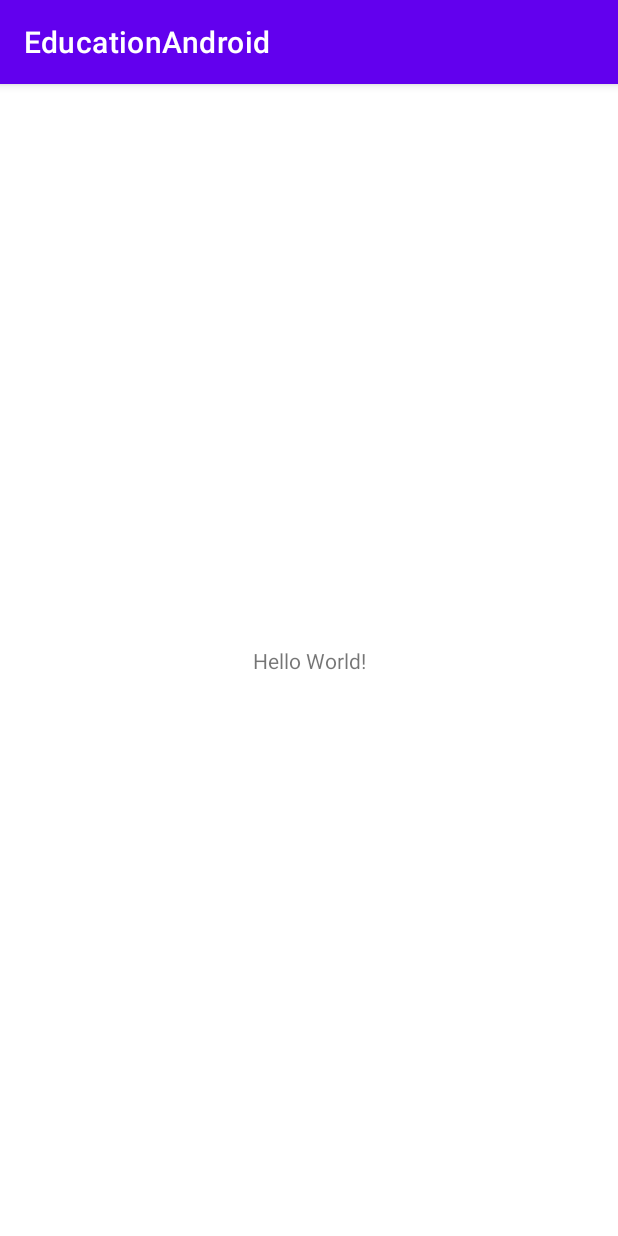
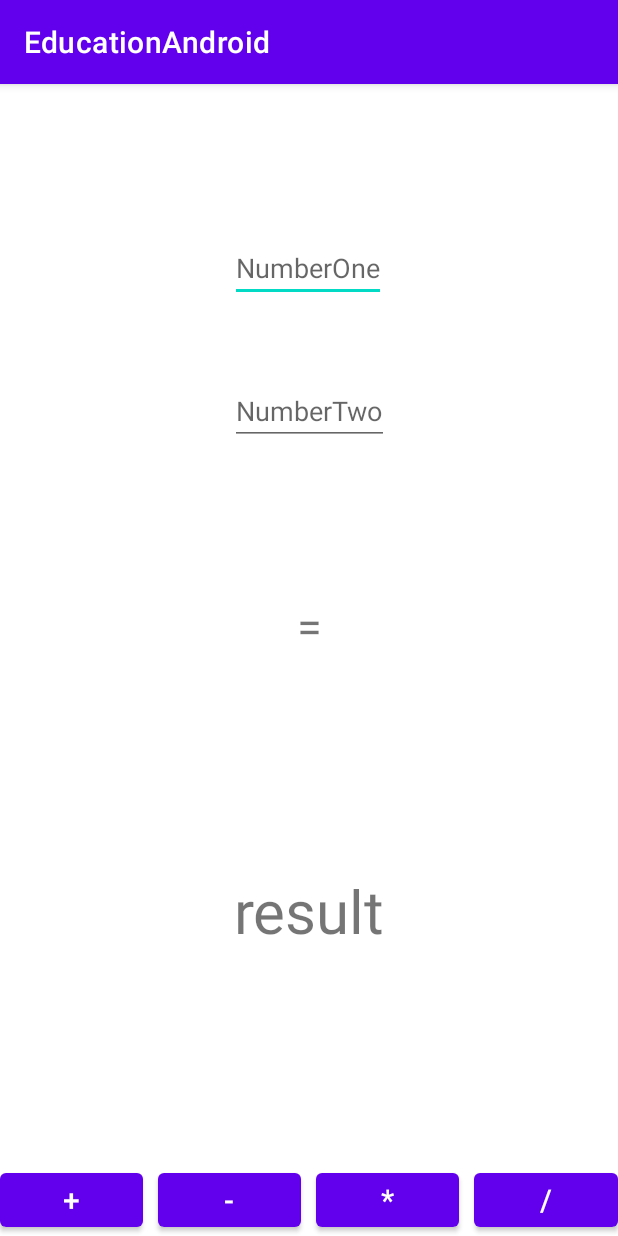
Before and after one commit to MriyaAndroid/EducationAndroid, an Android app: the screen it shows after launch (MainActivity), on a phone screen of 412 x 824 dp. Run offline under Robolectric (Android 15) with nearby library versions, the phone set to English and light mode, and no system bars.

Commit message:
commit anyWay

```diff
--- a/app/src/main/java/ru/education/android/MainActivity.kt
+++ b/app/src/main/java/ru/education/android/MainActivity.kt
@@ -2,10 +2,79 @@ package ru.education.android
 
 import androidx.appcompat.app.AppCompatActivity
 import android.os.Bundle
+import android.widget.Button
+import android.widget.EditText
+import android.widget.TextView
 
 class MainActivity : AppCompatActivity() {
+
+    lateinit var minus: Button
+    lateinit var plus: Button
+    lateinit var umnoshit: Button
+    lateinit var delete: Button
+    lateinit var numberOne: EditText
+    lateinit var numberTwo: EditText
+    lateinit var result: TextView
+
     override fun onCreate(savedInstanceState: Bundle?) {
         super.onCreate(savedInstanceState)
         setContentView(R.layout.activity_main)
+        initById()
+        setListeners()
+    }
+
+    private fun initById() {
+        result = findViewById(R.id.result)
+        numberOne = findViewById(R.id.numberOne)
+        numberTwo = findViewById(R.id.numberTwo)
+        minus = findViewById(R.id.minus)
+        plus = findViewById(R.id.plus)
+        umnoshit = findViewById(R.id.umnoshit)
+        delete = findViewById(R.id.delete)
+    }
+
+    private fun setListeners() {
+        minus.setOnClickListener {
+            val numberOne = numberOne.text.toString()
+            val numberTwo = numberTwo.text.toString()
+            getResultMinus(numberOne, numberTwo)
+        }
+        plus.setOnClickListener {
+            val numberOne = numberOne.text.toString()
+            val numberTwo = numberTwo.text.toString()
+            getResultPlus(numberOne, numberTwo)
+        }
+        umnoshit.setOnClickListener {
+            val numberOne = numberOne.text.toString()
+            val numberTwo = numberTwo.text.toString()
+            getResultUmnoshit(numberOne, numberTwo)
+        }
+        delete.setOnClickListener {
+            val numberOne = numberOne.text.toString()
+            val numberTwo = numberTwo.text.toString()
+            getResultDelete(numberOne, numberTwo)
+        }
+    }
+
+    //if else = getResult
+
+    private fun getResultDelete(numberOne: String, numberTwo: String) {
+        val result = numberOne.toInt() / numberTwo.toInt()
+        this.result.text = result.toString()
+    }
+
+    private fun getResultUmnoshit(numberOne: String, numberTwo: String) {
+        val result = numberOne.toInt() * numberTwo.toInt()
+        this.result.text = result.toString()
+    }
+
+    private fun getResultPlus(numberOne: String, numberTwo: String) {
+        val result = numberOne.toInt() + numberTwo.toInt()
+        this.result.text = result.toString()
+    }
+
+    private fun getResultMinus(numberOne: String, numberTwo: String) {
+        val result = numberOne.toInt() - numberTwo.toInt()
+        this.result.text = result.toString()
     }
 }
--- a/app/src/main/res/layout/activity_main.xml
+++ b/app/src/main/res/layout/activity_main.xml
@@ -6,13 +6,99 @@
     android:layout_height="match_parent"
     tools:context=".MainActivity">
 
-    <TextView
+    <LinearLayout
+        android:id="@+id/linearLayout"
         android:layout_width="wrap_content"
         android:layout_height="wrap_content"
-        android:text="Hello World!"
+        android:orientation="vertical"
+        android:layout_marginTop="100dp"
+        app:layout_constraintEnd_toEndOf="parent"
+        app:layout_constraintStart_toStartOf="parent"
+        app:layout_constraintTop_toTopOf="parent">
+
+        <EditText
+            android:id="@+id/numberOne"
+            android:inputType="number"
+            android:layout_width="wrap_content"
+            android:layout_height="wrap_content"
+            android:hint="NumberOne" />
+
+        <EditText
+            android:id="@+id/numberTwo"
+            android:inputType="number"
+            android:layout_width="wrap_content"
+            android:layout_height="wrap_content"
+            android:layout_marginTop="50dp"
+            android:hint="NumberTwo" />
+
+    </LinearLayout>
+
+    <LinearLayout
+        android:id="@+id/linearLayout2"
+        android:layout_width="match_parent"
+        android:layout_height="wrap_content"
+        android:orientation="horizontal"
         app:layout_constraintBottom_toBottomOf="parent"
         app:layout_constraintEnd_toEndOf="parent"
-        app:layout_constraintStart_toStartOf="parent"
-        app:layout_constraintTop_toTopOf="parent" />
+        app:layout_constraintStart_toStartOf="parent">
+
+        <Button
+            android:id="@+id/plus"
+            android:layout_width="wrap_content"
+            android:layout_height="wrap_content"
+            android:layout_marginEnd="10dp"
+            android:layout_weight="1"
+            android:text="+"
+            android:textSize="20sp" />
+
+        <Button
+            android:id="@+id/minus"
+            android:layout_width="wrap_content"
+            android:layout_height="wrap_content"
+            android:layout_marginEnd="10dp"
+            android:layout_weight="1"
+            android:text="-"
+            android:textSize="20sp" />
+
+        <Button
+            android:id="@+id/umnoshit"
+            android:layout_width="wrap_content"
+            android:layout_height="wrap_content"
+            android:layout_marginEnd="10dp"
+            android:layout_weight="1"
+            android:text="*"
+            android:textSize="20sp" />
+
+        <Button
+            android:id="@+id/delete"
+            android:layout_width="wrap_content"
+            android:layout_height="wrap_content"
+            android:layout_weight="1"
+            android:text="/"
+            android:textSize="20sp" />
+
+    </LinearLayout>
+
+    <TextView
+        android:id="@+id/textView"
+        android:layout_width="wrap_content"
+        android:layout_height="wrap_content"
+        android:text="="
+        android:layout_marginTop="100dp"
+        android:textSize="30sp"
+        app:layout_constraintEnd_toEndOf="@+id/linearLayout"
+        app:layout_constraintStart_toStartOf="@+id/linearLayout"
+        app:layout_constraintTop_toBottomOf="@+id/linearLayout" />
+
+    <TextView
+        android:id="@+id/result"
+        android:layout_width="wrap_content"
+        android:layout_height="wrap_content"
+        android:text="result"
+        android:textSize="40sp"
+        app:layout_constraintBottom_toTopOf="@+id/linearLayout2"
+        app:layout_constraintEnd_toEndOf="@+id/textView"
+        app:layout_constraintStart_toStartOf="@+id/textView"
+        app:layout_constraintTop_toBottomOf="@+id/textView" />
 
 </androidx.constraintlayout.widget.ConstraintLayout>
```
